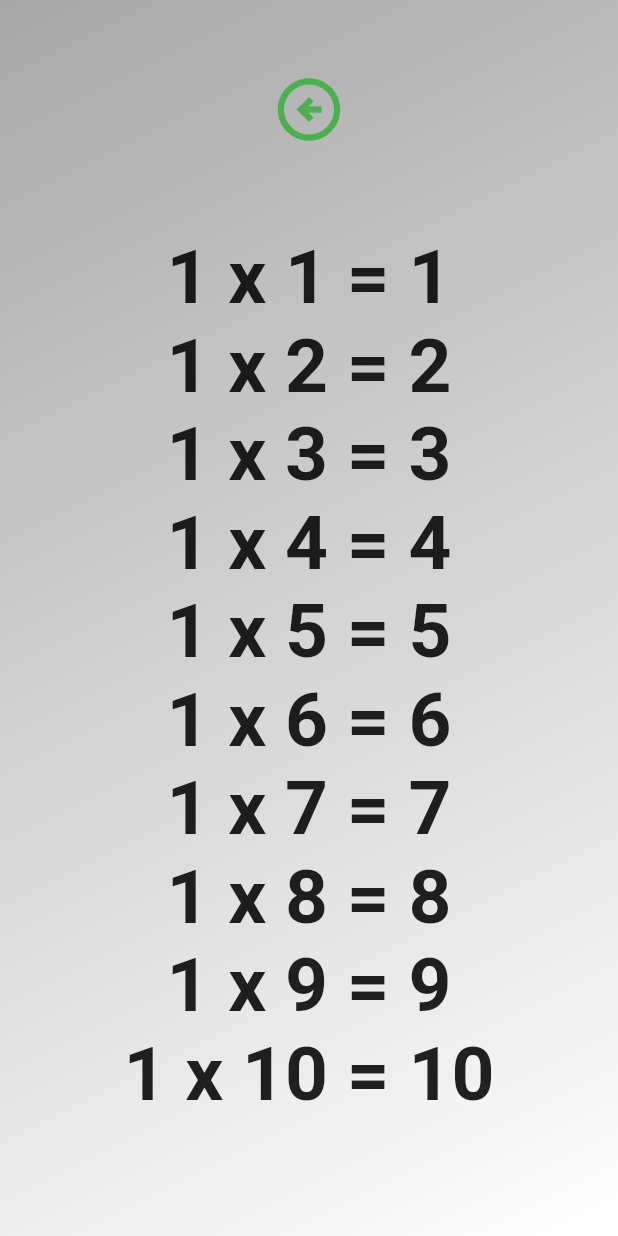
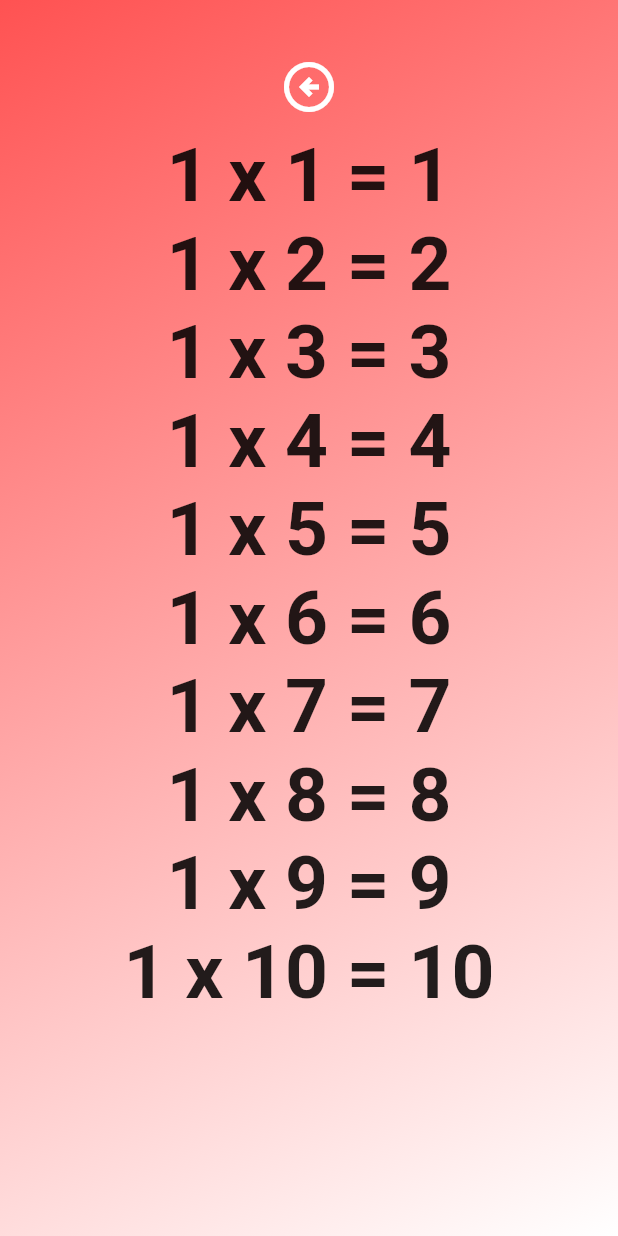
Before and after one commit to zarnigorumrzakova/timestable, a Flutter app: the screen it shows after launch, after a tap on an icon or button, on a phone screen of 412 x 824 dp. Run offline on Flutter 3.47's test engine with Material 2 defaults, Android fonts, the light colour scheme and no system bars; our stand-ins replace google_fonts; Roboto replaces fonts that are missing (Acme).

Commit message:
first commit

```diff
--- a/lib/1kara.dart
+++ b/lib/details_page.dart
@@ -1,47 +1,47 @@
 import 'package:flutter/material.dart';
 import 'package:google_fonts/google_fonts.dart';
 
-class OnePage extends StatelessWidget {
+class DetailsPage extends StatelessWidget {
   final int num;
 
-  const OnePage({super.key, required this.num});
+  const DetailsPage({super.key, required this.num});
 
   @override
   Widget build(BuildContext context) {
     return Scaffold(
-      backgroundColor: Colors.grey,
+      backgroundColor: Colors.white,
       body: Container(
         alignment: Alignment.center,
-        decoration: BoxDecoration(
+        decoration: const BoxDecoration(
             gradient: LinearGradient(
-                colors: [Colors.white10, Colors.white],
+                colors: [Colors.redAccent, Colors.white],
                 begin: Alignment.topLeft,
                 end: Alignment.bottomRight)),
         child: Column(
           children: [
-            SizedBox(
-              height: 40,
+            const SizedBox(
+              height: 30,
               width: double.infinity,
             ),
             IconButton(
               onPressed: () {
                 Navigator.pop(context);
               },
-              icon: Icon(Icons.arrow_circle_left_outlined),
-              iconSize: 50,
-              color: Colors.green,
+              icon: const Icon(Icons.arrow_circle_left_outlined),
+              iconSize: 40,
+              color: Colors.white,
             ),
-            SizedBox(height: 50, width: 370),
+            const SizedBox(height: 2, width: 2),
             Expanded(
               child: ListView.builder(
                 itemCount: 10,
-                physics: NeverScrollableScrollPhysics(),
+                physics: const NeverScrollableScrollPhysics(),
                 itemBuilder: (context, index) {
-                  return  Center(
+                  return Center(
                     child: Text(
-                      '${num} x ${index+1} = ${num * (index+1)}',
-                      style:
-                      GoogleFonts.acme(fontSize: 50, fontWeight: FontWeight.w600),
+                      '$num x ${index + 1} = ${num * (index + 1)}',
+                      style: GoogleFonts.acme(
+                          fontSize: 50, fontWeight: FontWeight.w600),
                     ),
                   );
                 },
--- a/lib/home_page.dart
+++ b/lib/home_page.dart
@@ -1,5 +1,8 @@
 import 'package:flutter/material.dart';
-import 'number.dart';
+
+import 'number_item.dart';
+
+
 class HomePage extends StatelessWidget {
   const HomePage({super.key});
 
@@ -8,6 +11,13 @@ class HomePage extends StatelessWidget {
     return Scaffold(
       backgroundColor: Colors.white,
       body: Container(
+        decoration: const BoxDecoration(
+          gradient: LinearGradient(
+            colors: [Colors.redAccent, Colors.white],
+              begin: Alignment.bottomRight,
+              end: Alignment.topLeft
+          ),
+        ),
         padding: const EdgeInsets.symmetric(horizontal: 35),
         alignment: Alignment.center,
         child: const Column(
@@ -16,39 +26,29 @@ class HomePage extends StatelessWidget {
             Row(
               mainAxisAlignment: MainAxisAlignment.spaceAround,
               children: [
-                NumberPage(number: 1),
-
-                NumberPage(number: 2),
-
-                NumberPage(number: 3),
+                NumberItem(number: 1),
+                NumberItem(number: 2),
+                NumberItem(number: 3),
               ],
             ),
-            SizedBox(height: 50,),
+            SizedBox(height: 50),
             Row(
               mainAxisAlignment: MainAxisAlignment.spaceAround,
               children: [
-
-                NumberPage(number: 4),
-
-                NumberPage(number: 5),
-
-                NumberPage(number: 6),
+                NumberItem(number: 4),
+                NumberItem(number: 5),
+                NumberItem(number: 6),
               ],
             ),
-            SizedBox(height: 50,),
+            SizedBox(height: 50),
             Row(
               mainAxisAlignment: MainAxisAlignment.spaceAround,
               children: [
-
-                NumberPage(number: 7),
-
-                NumberPage(number: 8),
-
-                NumberPage(number: 9),
+                NumberItem(number: 7),
+                NumberItem(number: 8),
+                NumberItem(number: 9),
               ],
             ),
-
-
           ],
         ),
       ),
--- a/lib/number.dart
+++ /dev/null
@@ -1,24 +0,0 @@
-import 'package:flutter/material.dart';
-
-import '1kara.dart';
-class NumberPage extends StatelessWidget {
-  final int number;
-  const NumberPage({super.key,required this.number});
-
-  @override
-  Widget build(BuildContext context) {
-    return Container(
-      alignment: Alignment.center,
-      width: 70,
-      height: 70,
-      decoration: BoxDecoration(
-        borderRadius: BorderRadius.circular(35),
-        border: Border.all(color: Colors.black),),
-      child: TextButton(onPressed: (){
-        Navigator.push(context,MaterialPageRoute(builder: (_) => OnePage(num: number,)));
-      }, child: Text(
-        '${number}',style: const TextStyle(color: Colors.black,fontWeight: FontWeight.w500,fontSize: 50),
-      )),
-    );
-  }
-}
--- /dev/null
+++ b/lib/number_item.dart
@@ -0,0 +1,37 @@
+import 'package:flutter/material.dart';
+
+import 'details_page.dart';
+
+
+class NumberItem extends StatelessWidget {
+  final int number;
+
+  const NumberItem({super.key, required this.number});
+
+  @override
+  Widget build(BuildContext context) {
+    return GestureDetector(
+        onTap: () {
+          Navigator.push(
+              context,
+              MaterialPageRoute(
+                  builder: (_) => DetailsPage(
+                    num: number,
+                  )));
+        },
+        child: Container(
+          alignment: Alignment.center,
+          width: 70,
+          height: 70,
+          decoration: BoxDecoration(
+            borderRadius: BorderRadius.circular(35),
+            border: Border.all(color: Colors.black),
+          ),
+          child: Text(
+            '$number',
+            style: const TextStyle(
+                color: Colors.black, fontWeight: FontWeight.w500, fontSize: 50),
+          ),
+        ));
+  }
+}
```
